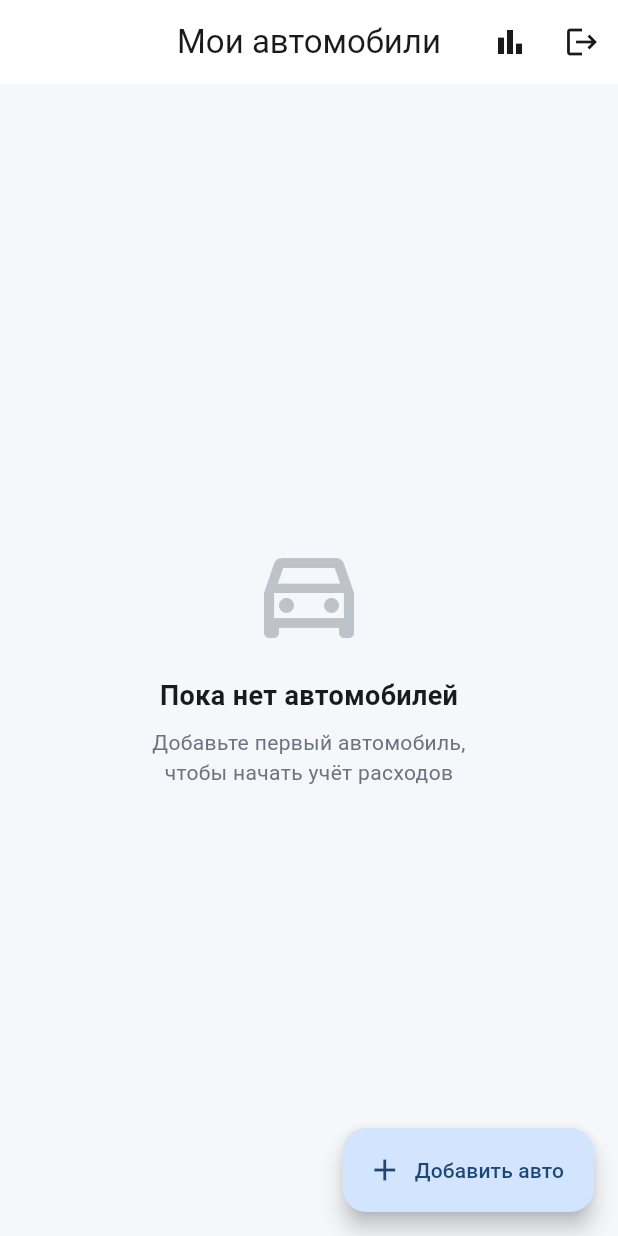
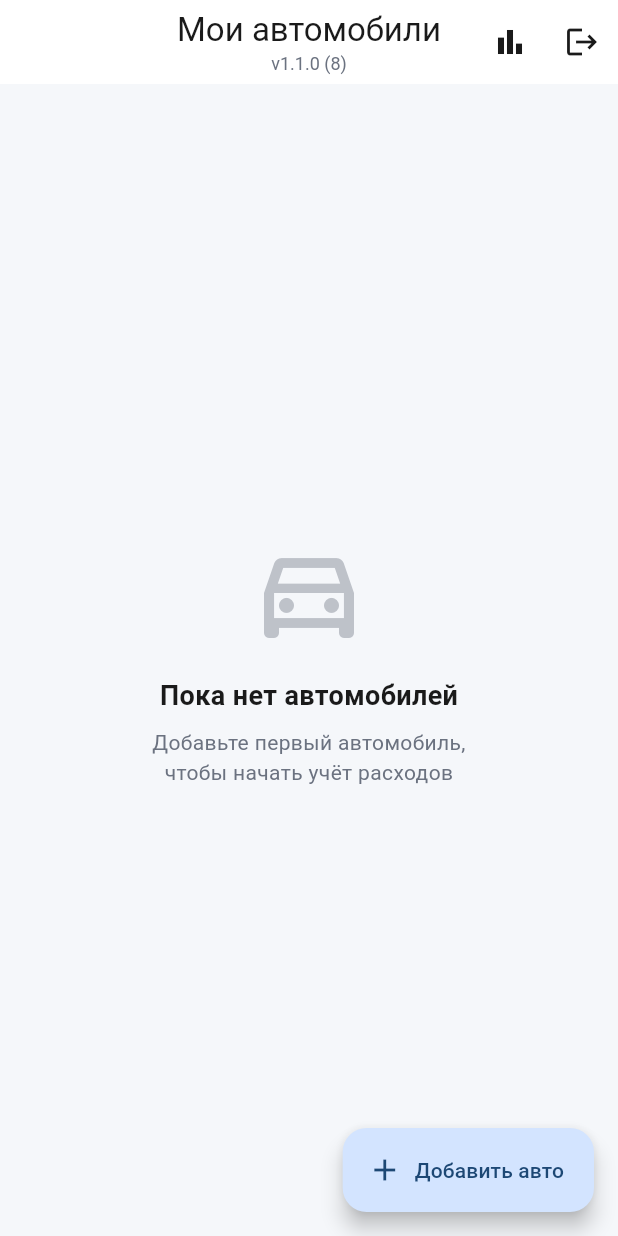
Before and after one commit to ak3301389/autodiary, a Flutter app: the screen it shows once a user with an empty profile is signed in, on a phone screen of 412 x 824 dp. Run offline on Flutter 3.47's test engine with Material 3 defaults, Android fonts, the phone set to English and light mode, and no system bars; our stand-ins replace cloud_firestore, firebase_auth, firebase_core, fl_chart, go_router, google_sign_in and 2 more; missing offline and left inert: google_mlkit_text_recognition; accounts and stored records are empty; network calls fail.

Commit message:
Сборка v1.1.0.8: показ версии

```diff
--- a/lib/screens/home_screen.dart
+++ b/lib/screens/home_screen.dart
@@ -1,6 +1,7 @@
 import 'package:flutter/material.dart';
 import 'package:provider/provider.dart';
 import 'package:go_router/go_router.dart';
+import 'package:package_info_plus/package_info_plus.dart';
 
 import '../providers/auth_provider.dart';
 import '../providers/data_provider.dart';
@@ -15,10 +16,21 @@ class HomeScreen extends StatefulWidget {
 }
 
 class _HomeScreenState extends State<HomeScreen> {
+  String _appVersion = '';
   @override
   void initState() {
     super.initState();
     _checkUpdate();
+    _loadVersion();
+  }
+
+  Future<void> _loadVersion() async {
+    final info = await PackageInfo.fromPlatform();
+    if (mounted) {
+      setState(() {
+        _appVersion = 'v${info.version} (${info.buildNumber})';
+      });
+    }
   }
 
   Future<void> _checkUpdate() async {
@@ -70,7 +82,17 @@ class _HomeScreenState extends State<HomeScreen> {
 
     return Scaffold(
       appBar: AppBar(
-        title: const Text('Мои автомобили'),
+        title: Column(
+          crossAxisAlignment: CrossAxisAlignment.center,
+          children: [
+            const Text('Мои автомобили'),
+            if (_appVersion.isNotEmpty)
+              Text(
+                _appVersion,
+                style: const TextStyle(fontSize: 12, color: AppTheme.textMuted),
+              ),
+          ],
+        ),
         actions: [
           IconButton(
             icon: const Icon(Icons.bar_chart),
--- a/pubspec.yaml
+++ b/pubspec.yaml
@@ -1,7 +1,7 @@
 name: autodiary
 description: "АвтоДневник - учет расходов на автомобиль"
 publish_to: 'none'
-version: 1.1.0+7
+version: 1.1.0+8
 
 environment:
   sdk: ^3.13.0
```
Also changed, not shown: 1 other file.
